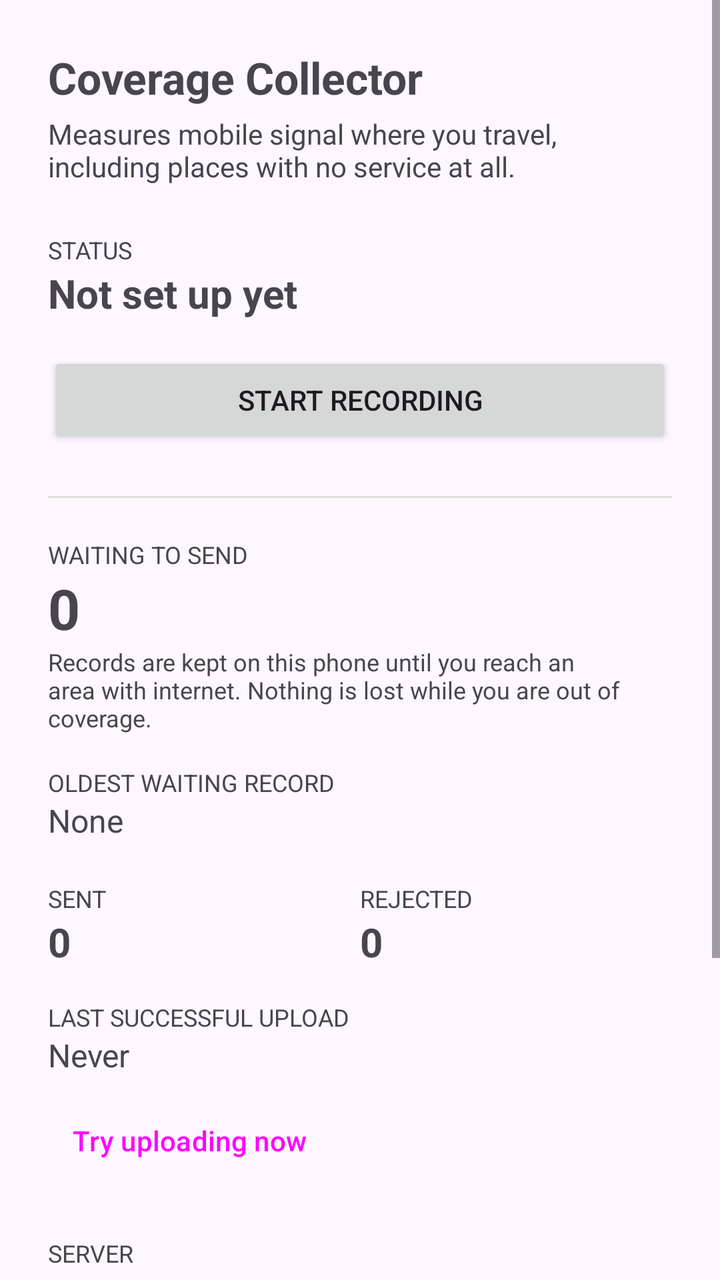
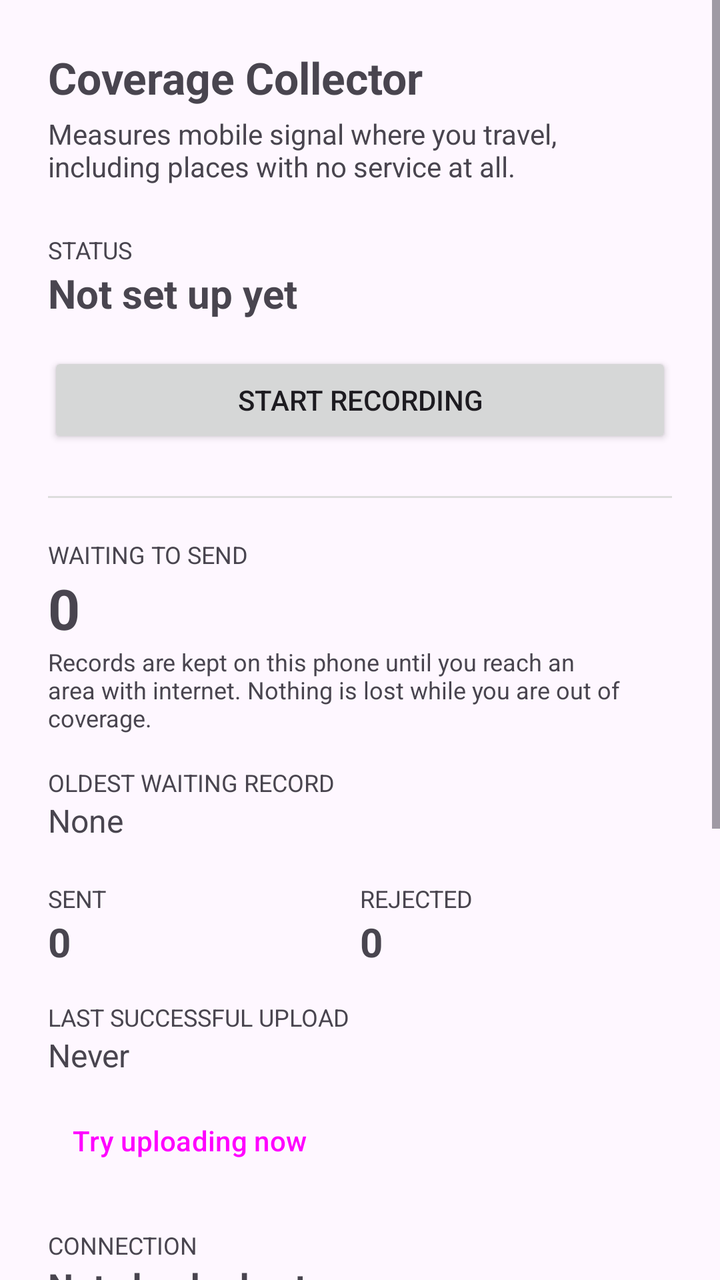

The first picture is an Android layout as it rendered before a commit; the second is the same layout after the commit. The layout source and the unified diff follow.
<!-- AndroidManifest.xml: application theme Theme.Collector -->
<!-- res/layout/activity_main.xml -->
<?xml version="1.0" encoding="utf-8"?>
<ScrollView xmlns:android="http://schemas.android.com/apk/res/android"
    android:layout_width="match_parent"
    android:layout_height="match_parent"
    android:fillViewport="true">

    <LinearLayout
        android:layout_width="match_parent"
        android:layout_height="wrap_content"
        android:orientation="vertical"
        android:padding="24dp">

        <TextView
            android:layout_width="match_parent"
            android:layout_height="wrap_content"
            android:text="@string/app_name"
            android:textSize="22sp"
            android:textStyle="bold" />

        <TextView
            android:layout_width="match_parent"
            android:layout_height="wrap_content"
            android:layout_marginTop="4dp"
            android:text="@string/app_tagline"
            android:textSize="14sp" />

        <TextView
            android:id="@+id/permissionWarning"
            android:layout_width="match_parent"
            android:layout_height="wrap_content"
            android:layout_marginTop="16dp"
            android:background="#FFF7E6"
            android:padding="12dp"
            android:text="@string/warning_permissions"
            android:textColor="#6B4E00"
            android:textSize="13sp"
            android:visibility="gone" />

        <TextView
            android:layout_width="match_parent"
            android:layout_height="wrap_content"
            android:layout_marginTop="24dp"
            android:text="@string/label_status"
            android:textSize="12sp"
            android:textAllCaps="true" />

        <TextView
            android:id="@+id/statusValue"
            android:layout_width="match_parent"
            android:layout_height="wrap_content"
            android:text="@string/status_not_enrolled"
            android:textSize="20sp"
            android:textStyle="bold" />

        <Button
            android:id="@+id/toggleButton"
            android:layout_width="match_parent"
            android:layout_height="wrap_content"
            android:layout_marginTop="16dp"
            android:text="@string/action_start" />

        <View
            android:layout_width="match_parent"
            android:layout_height="1dp"
            android:layout_marginTop="24dp"
            android:background="#DDDDDD" />

        <TextView
            android:layout_width="match_parent"
            android:layout_height="wrap_content"
            android:layout_marginTop="20dp"
            android:text="@string/label_queued"
            android:textSize="12sp"
            android:textAllCaps="true" />

        <TextView
            android:id="@+id/queuedValue"
            android:layout_width="match_parent"
            android:layout_height="wrap_content"
            android:text="0"
            android:textSize="28sp"
            android:textStyle="bold" />

        <TextView
            android:layout_width="match_parent"
            android:layout_height="wrap_content"
            android:text="@string/hint_queued"
            android:textSize="12sp" />

        <TextView
            android:layout_width="match_parent"
            android:layout_height="wrap_content"
            android:layout_marginTop="16dp"
            android:text="@string/label_oldest"
            android:textSize="12sp"
            android:textAllCaps="true" />

        <TextView
            android:id="@+id/oldestValue"
            android:layout_width="match_parent"
            android:layout_height="wrap_content"
            android:text="@string/none"
            android:textSize="16sp" />

        <LinearLayout
            android:layout_width="match_parent"
            android:layout_height="wrap_content"
            android:layout_marginTop="20dp"
            android:orientation="horizontal">

            <LinearLayout
                android:layout_width="0dp"
                android:layout_height="wrap_content"
                android:layout_weight="1"
                android:orientation="vertical">

                <TextView
                    android:layout_width="wrap_content"
                    android:layout_height="wrap_content"
                    android:text="@string/label_sent"
                    android:textSize="12sp"
                    android:textAllCaps="true" />

                <TextView
                    android:id="@+id/sentValue"
                    android:layout_width="wrap_content"
                    android:layout_height="wrap_content"
                    android:text="0"
                    android:textSize="20sp"
                    android:textStyle="bold" />
            </LinearLayout>

            <LinearLayout
                android:layout_width="0dp"
                android:layout_height="wrap_content"
                android:layout_weight="1"
                android:orientation="vertical">

                <TextView
                    android:layout_width="wrap_content"
                    android:layout_height="wrap_content"
                    android:text="@string/label_rejected"
                    android:textSize="12sp"
                    android:textAllCaps="true" />

                <TextView
                    android:id="@+id/rejectedValue"
                    android:layout_width="wrap_content"
                    android:layout_height="wrap_content"
                    android:text="0"
                    android:textSize="20sp"
                    android:textStyle="bold" />
            </LinearLayout>
        </LinearLayout>

        <TextView
            android:layout_width="match_parent"
            android:layout_height="wrap_content"
            android:layout_marginTop="16dp"
            android:text="@string/label_last_upload"
            android:textSize="12sp"
            android:textAllCaps="true" />

        <TextView
            android:id="@+id/lastUploadValue"
            android:layout_width="match_parent"
            android:layout_height="wrap_content"
            android:text="@string/never"
            android:textSize="16sp" />

        <Button
            android:id="@+id/uploadButton"
            style="?attr/borderlessButtonStyle"
            android:layout_width="wrap_content"
            android:layout_height="wrap_content"
            android:layout_marginTop="8dp"
            android:text="@string/action_upload_now" />

        <TextView
            android:layout_width="match_parent"
            android:layout_height="wrap_content"
            android:layout_marginTop="24dp"
            android:text="@string/label_server"
            android:textSize="12sp"
            android:textAllCaps="true" />

        <EditText
            android:id="@+id/serverValue"
            android:layout_width="match_parent"
            android:layout_height="wrap_content"
            android:hint="@string/hint_server"
            android:importantForAutofill="no"
            android:inputType="textUri"
            android:maxLines="1"
            android:textSize="14sp" />

        <LinearLayout
            android:layout_width="match_parent"
            android:layout_height="wrap_content"
            android:orientation="horizontal">

            <Button
                android:id="@+id/saveServerButton"
                style="?attr/borderlessButtonStyle"
                android:layout_width="wrap_content"
                android:layout_height="wrap_content"
                android:text="@string/action_save_server" />

            <Button
                android:id="@+id/resetServerButton"
                style="?attr/borderlessButtonStyle"
                android:layout_width="wrap_content"
                android:layout_height="wrap_content"
                android:text="@string/action_reset_server" />
        </LinearLayout>

        <TextView
            android:layout_width="match_parent"
            android:layout_height="wrap_content"
            android:text="@string/hint_server_help"
            android:textSize="12sp" />

        <TextView
            android:layout_width="match_parent"
            android:layout_height="wrap_content"
            android:layout_marginTop="24dp"
            android:text="@string/privacy_note"
            android:textSize="12sp" />

    </LinearLayout>
</ScrollView>
<!-- resources referenced by this layout -->
<resources>
  <string name="action_reset_server">Use default</string>
  <string name="action_save_server">Save server address</string>
  <string name="action_start">Start recording</string>
  <string name="action_upload_now">Try uploading now</string>
  <string name="app_name">Coverage Collector</string>
  <string name="app_tagline">Measures mobile signal where you travel, including places with no service at all.</string>
  <string name="hint_queued">Records are kept on this phone until you reach an area with internet. Nothing is lost while you are out of coverage.</string>
  <string name="hint_server">https://example.com</string>
  <string name="hint_server_help">Change this if the server moves. The address must start with http:// or https://, with no path after the host.</string>
  <string name="label_last_upload">Last successful upload</string>
  <string name="label_oldest">Oldest waiting record</string>
  <string name="label_queued">Waiting to send</string>
  <string name="label_rejected">Rejected</string>
  <string name="label_sent">Sent</string>
  <string name="label_server">Server</string>
  <string name="label_status">Status</string>
  <string name="never">Never</string>
  <string name="none">None</string>
  <string name="privacy_note">This app records signal strength and position only. It does not collect your phone number, contacts, or any account. Positions are combined into map areas before anyone sees them.</string>
  <string name="status_not_enrolled">Not set up yet</string>
  <string name="warning_permissions">Location permission is not fully granted. Without it the phone cannot read signal strength, and recording will stop when the screen turns off.</string>
  <style name="Theme.Collector" parent="Theme.Material3.DayNight">
          <item name="colorPrimary">@color/primary</item>
          <item name="colorOnPrimary">@color/on_primary</item>
      </style>
  <color name="primary">#C1121F</color>
  <color name="on_primary">#FFFFFF</color>
</resources>

<!-- the commit's change to res/layout/activity_main.xml (unified diff, before → after) -->
@@ -179,6 +179,35 @@
         <TextView
             android:layout_width="match_parent"
             android:layout_height="wrap_content"
+            android:layout_marginTop="20dp"
+            android:text="@string/connection_label"
+            android:textSize="12sp"
+            android:textAllCaps="true" />
+
+        <TextView
+            android:id="@+id/connectionValue"
+            android:layout_width="match_parent"
+            android:layout_height="wrap_content"
+            android:text="@string/connection_unknown"
+            android:textSize="18sp"
+            android:textStyle="bold" />
+
+        <TextView
+            android:id="@+id/connectionDetail"
+            android:layout_width="match_parent"
+            android:layout_height="wrap_content"
+            android:textSize="12sp" />
+
+        <Button
+            android:id="@+id/checkConnectionButton"
+            android:layout_width="match_parent"
+            android:layout_height="wrap_content"
+            android:layout_marginTop="8dp"
+            android:text="@string/action_check_connection" />
+
+        <TextView
+            android:layout_width="match_parent"
+            android:layout_height="wrap_content"
             android:layout_marginTop="24dp"
             android:text="@string/label_server"
             android:textSize="12sp"
<!-- resource entries referenced after the edit -->
@@ -1,11 +1,14 @@
 <!-- resources referenced by this layout -->
 <resources>
+  <string name="action_check_connection">Check connection</string>
   <string name="action_reset_server">Use default</string>
   <string name="action_save_server">Save server address</string>
   <string name="action_start">Start recording</string>
   <string name="action_upload_now">Try uploading now</string>
   <string name="app_name">Coverage Collector</string>
   <string name="app_tagline">Measures mobile signal where you travel, including places with no service at all.</string>
+  <string name="connection_label">Connection</string>
+  <string name="connection_unknown">Not checked yet</string>
   <string name="hint_queued">Records are kept on this phone until you reach an area with internet. Nothing is lost while you are out of coverage.</string>
   <string name="hint_server">https://example.com</string>
   <string name="hint_server_help">Change this if the server moves. The address must start with http:// or https://, with no path after the host.</string>
